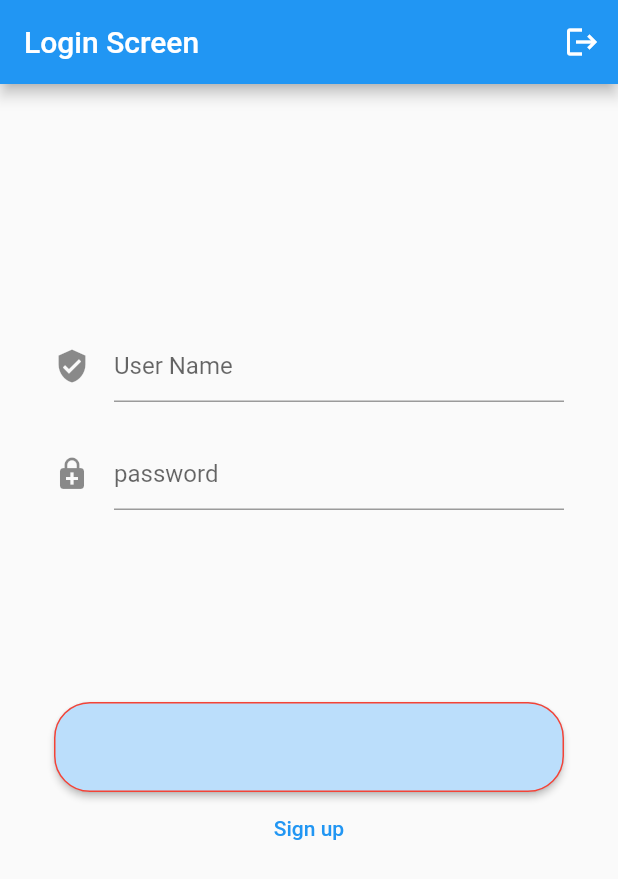
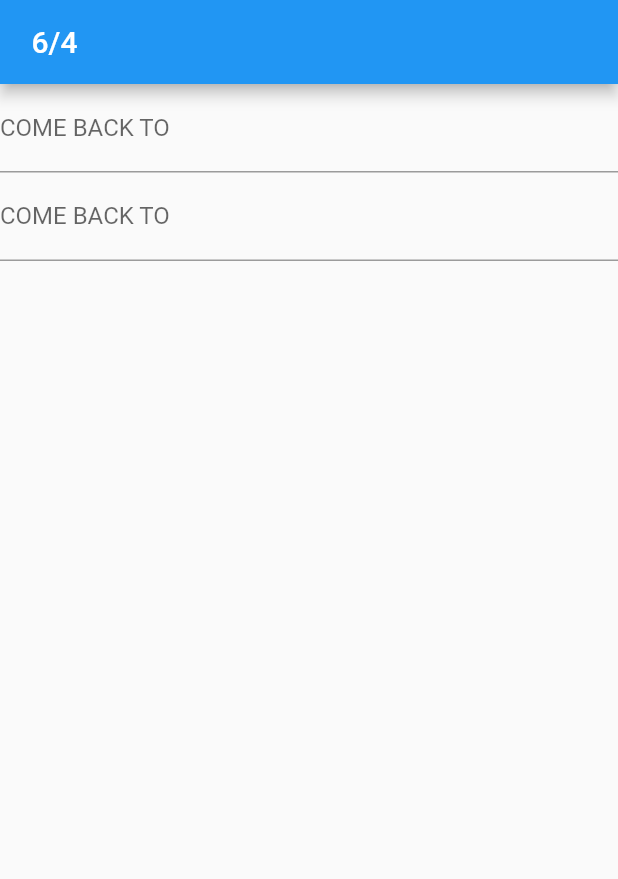
Before and after one commit to JBordner2/swiss_knife_tracker, a Flutter app: the screen it shows after launch, on a phone screen of 412 x 824 dp. Shown: the top 879 px of the screen. Run offline on Flutter 3.47's test engine with Material 2 defaults, Android fonts, the phone set to English and light mode, and no system bars; missing offline and left inert: dart:ffi.

Commit message:
WIP CREATE EVENT + REMOVED FIREBASE AUTH

```diff
--- /dev/null
+++ b/lib/create_event.dart
@@ -0,0 +1,58 @@
+import 'package:flutter/material.dart';
+
+class CreateEvent extends StatefulWidget {
+  const CreateEvent({Key? key}) : super(key: key);
+
+  @override
+  State<CreateEvent> createState() => _CreateEvent();
+}
+
+class _CreateEvent extends State<CreateEvent> {
+  var fields = [CreateEventFields.name, CreateEventFields.type];
+  String? name;
+
+  @override
+  Widget build(BuildContext context) {
+
+    return Scaffold(
+      appBar: appBar(),
+      body: ListView.builder(
+        itemCount: 2,
+        itemBuilder: (context, index) {
+          final field = fields[index];
+          // return Text(item.name);
+          return TextField(
+              decoration: InputDecoration(
+                label: Text("COME BACK TO")
+              ),
+          );
+        },
+      ),
+    );
+  }
+}
+
+enum CreateEventFields {
+  name,
+  type
+}
+
+  Color getTileColor(int index) {
+    if (index.isOdd) {
+      return Colors.green;
+    } else {
+      return Colors.red;
+    }
+  }
+
+  AppBar appBar() {
+    return AppBar(
+      title: Text(getAppBarDateText()),
+    );
+  }
+
+  getAppBarDateText() {
+    var month = DateTime.now().month;
+    var day = DateTime.now().day;
+    return " $month/$day ";
+  }
--- a/lib/firebase_service.dart
+++ /dev/null
@@ -1 +0,0 @@
-import 'package:flutter/material.dart';
--- a/lib/login_screen.dart
+++ /dev/null
@@ -1,160 +0,0 @@
-import 'package:firebase_core/firebase_core.dart';
-import 'package:flutter/material.dart';
-import 'shared/firebase_authentication.dart';
-
-class LoginScreen extends StatefulWidget {
-  const LoginScreen({Key? key}) : super(key: key);
-
-  @override
-  State<LoginScreen> createState() => _LoginScreenState();
-}
-
-class _LoginScreenState extends State<LoginScreen> {
-  late FirebaseAuthentication auth;
-  String _message = '';
-  bool _isLogin = true;
-  final TextEditingController txtUserName = TextEditingController();
-  final TextEditingController txtPassword = TextEditingController();
-
-  @override
-  Widget build(BuildContext context) {
-    return Scaffold(
-        appBar: AppBar(
-          title: Text('Login Screen'),
-            actions: [
-              IconButton(
-                icon: Icon(Icons.logout),
-                onPressed: () {
-                  auth.logout().then((value) {
-                    if (value) {
-                      setState(() {
-                        _message = 'User Logged Out';
-                      });
-                    } else {
-                      _message = 'Unable to Log Out';
-                    }});},),],
-    ),
-        body: Container(
-          padding: EdgeInsets.all(36),
-          child: ListView(
-            children: [
-              userInput(),
-              passwordInput(),
-              btnMain(),
-              btnSecondary(),
-              txtMessage(),
-            ],
-          ),
-        ));
-  }
-
-  @override
-  void initState() {
-    Firebase.initializeApp().whenComplete(() {
-      auth = FirebaseAuthentication();
-      setState(() {});
-    });
-    super.initState();
-  }
-
-  Widget userInput() {
-    return Padding(
-        padding: EdgeInsets.only(top: 128),
-        child: TextFormField(
-          controller: txtUserName,
-          keyboardType: TextInputType.emailAddress,
-          decoration: InputDecoration(
-              hintText: 'User Name', icon: Icon(Icons.verified_user)),
-          validator: (text) => text?.isEmpty ?? true ? 'User Name is required'
-              : '',
-        ));
-  }
-
-  Widget passwordInput() {
-    return Padding(
-        padding: EdgeInsets.only(top: 24),
-        child: TextFormField(
-          controller: txtPassword,
-          keyboardType: TextInputType.emailAddress,
-          obscureText: true,
-          decoration: InputDecoration(
-              hintText: 'password', icon:
-          Icon(Icons.enhanced_encryption)),
-          validator: (text) => text?.isEmpty ?? true ? 'Password is required'
-              : '',
-        ));
-  }
-
-  Widget btnMain() {
-    String btnText = _isLogin ? 'Log in' : 'Sign up';
-    return Padding(
-        padding: EdgeInsets.only(top: 128),
-        child: Container(
-            height: 60,
-            child: ElevatedButton(
-              style: ButtonStyle(
-                backgroundColor: MaterialStateProperty.all(
-                    Theme.of(context).primaryColorLight),
-                shape: MaterialStateProperty.all<RoundedRectangleBorder>(
-                  RoundedRectangleBorder(
-                      borderRadius: BorderRadius.circular(24.0),
-                      side: BorderSide(color: Colors.red)),
-                ),
-              ),
-              child: Text(
-                btnText,
-                style: TextStyle(
-                    fontSize: 18, color: Theme.of(context).primaryColorLight),
-              ),
-              onPressed: () {
-                String userId = '';
-                if (_isLogin) {
-                  auth.login(txtUserName.text, txtPassword.text).then((value) {
-                    if (value == null) {
-                      setState(() {
-                        _message = 'Login Error';
-                      });
-                    } else {
-                      userId = value;
-                      setState(() {
-                        _message = 'User $userId successfully logged in';
-                      });
-                    }
-                  });
-                } else {
-                  auth
-                      .createUser(txtUserName.text, txtPassword.text)
-                      .then((value) {
-                    if (value == null) {
-                      setState(() {
-                        _message = 'Registration Error';
-                      });
-                    } else {
-                      userId = value;
-                      setState(() {
-                        _message = 'User $userId successfully signed in';
-                      });
-                    }
-                  });
-                }
-              },
-            )));
-  }
-
-  Widget btnSecondary() {
-    String buttonText = _isLogin ? 'Sign up' : 'Log In';
-    return TextButton(
-      child: Text(buttonText),
-      onPressed: () {
-        setState(() {
-          _isLogin = !_isLogin;
-        });},);}
-
-  Widget txtMessage() {
-    return Text(
-      _message,
-      style: TextStyle(
-          fontSize: 16, color: Theme.of(context).primaryColorDark,
-          fontWeight: FontWeight.bold),
-    );}
-}
--- a/lib/main.dart
+++ b/lib/main.dart
@@ -1,6 +1,6 @@
 import 'package:flutter/material.dart';
+import 'package:swiss_knife_tracker/create_event.dart';
 import 'package:swiss_knife_tracker/landing_page.dart';
-import 'login_screen.dart';
 
 void main() {
   runApp(const MyApp());
@@ -28,7 +28,7 @@ class MyApp extends StatelessWidget {
       ),
       // home: const MyHomePage(title: 'Flutter Demo Home Page'),
       // home: const LandingPage(),
-      home: const LoginScreen(),
+      home: const CreateEvent(),
     );
   }
 }
--- a/lib/shared/firebase_authentication.dart
+++ /dev/null
@@ -1,37 +0,0 @@
-import 'package:firebase_auth/firebase_auth.dart';
-import 'dart:async';
-
-class FirebaseAuthentication {
-
-  final FirebaseAuth _firebaseAuth = FirebaseAuth.instance;
-
-  Future<String?> createUser(String email, String password) async {
-    try {
-      UserCredential credential = await _firebaseAuth
-          .createUserWithEmailAndPassword(email: email, password:
-      password);
-      return credential.user?.uid;
-    } on FirebaseAuthException {
-      return null;
-    }
-  }
-
-  Future<String?> login(String email, String password) async {
-    try {
-      UserCredential credential = await _firebaseAuth
-          .signInWithEmailAndPassword(email: email, password: password);
-      return credential.user?.uid;
-    } on FirebaseAuthException {
-      return null;
-    }
-  }
-
-  Future<bool> logout() async {
-    try {
-      _firebaseAuth.signOut();
-      return true;
-    } on FirebaseAuthException {
-      return false;
-    }
-  }
-}
--- a/pubspec.yaml
+++ b/pubspec.yaml
@@ -34,9 +34,6 @@ dependencies:
   # The following adds the Cupertino Icons font to your application.
   # Use with the CupertinoIcons class for iOS style icons.
   cupertino_icons: ^1.0.2
-  firebase_core: ^1.1.0
-  firebase_auth: ^1.1.2
-  cloud_firestore: ^3.1.17
 
 dev_dependencies:
   flutter_test:
```
Also changed, not shown: lib/create_new_event.dart (deleted), pubspec.lock, 6 other files.
